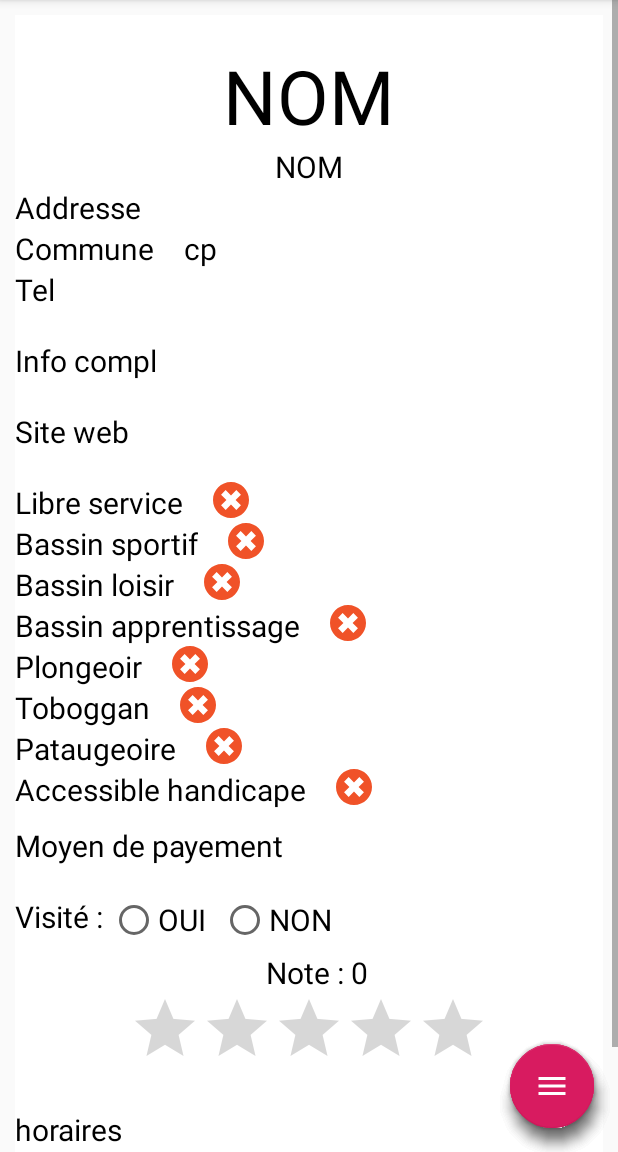
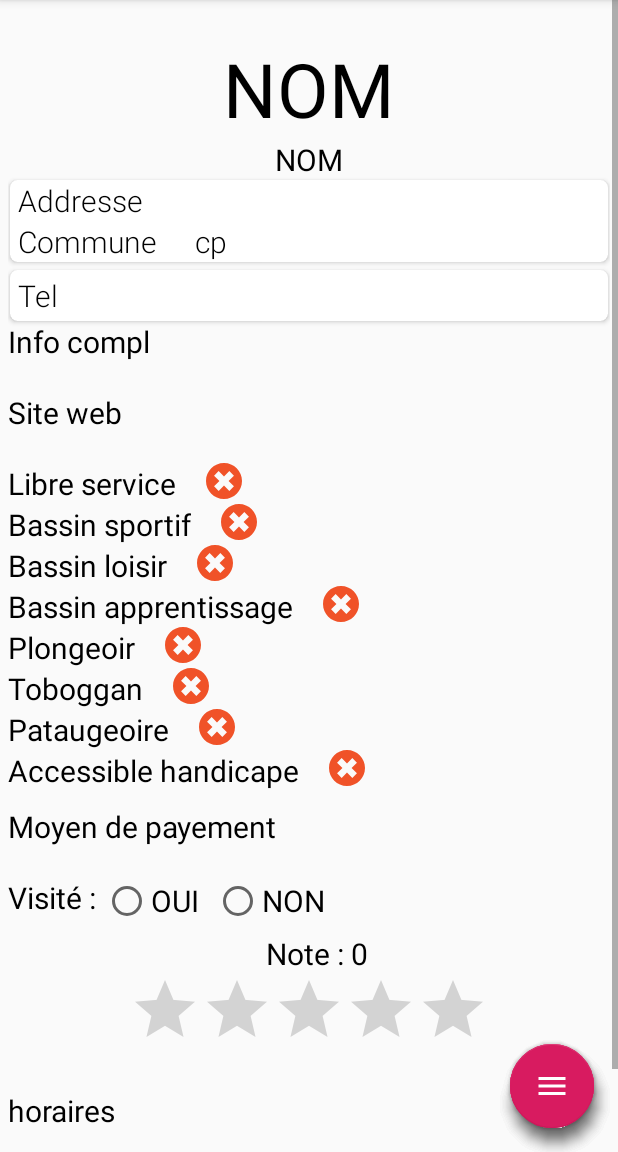
Before and after one commit to MDiya/ProjetLP, an Android app: the Details screen opened directly, with no data from a screen before it, on a phone screen of 412 x 824 dp, the part 84-1236 px from its top. Run offline under Robolectric (Android 15) with nearby library versions, the phone set to English and light mode, and no system bars; libraries missing offline, so code that uses them is left out: com.koushikdutta.async, com.koushikdutta.ion; pictures from the network do not load; 2 statements that could not run were skipped.

Commit message:
MAJ design

```diff
--- a/app/src/main/java/com/example/mdiya/projetlp/CustomAdapter.java
+++ b/app/src/main/java/com/example/mdiya/projetlp/CustomAdapter.java
@@ -107,13 +107,13 @@ public class CustomAdapter  extends BaseAdapter {
         else {
             holder.sport.setImageResource(R.drawable.ic_question);
         }
-        if (Accueil.maListe.get(position).isVisiter()){
+        if (Accueil.maListe.get(position).isVisiter().equals("OUI")){
             holder.visite.setImageResource(R.drawable.ic_checked);
         }
         else {
             holder.visite.setImageResource(R.drawable.ic_cancel);
         }
-        if (Accueil.maListe.get(position).isNoter()){
+        if (Accueil.maListe.get(position).isNoter().equals("OUI")){
             String tmpString = String.valueOf(Accueil.maListe.get(position).getNote());
             holder.note.setText(tmpString);
             holder.star.setImageResource(R.drawable.ic_starfull);
--- a/app/src/main/res/layout/activity_details.xml
+++ b/app/src/main/res/layout/activity_details.xml
@@ -19,8 +19,7 @@
             android:layout_width="match_parent"
             android:layout_height="match_parent"
             tools:context=".Details"
-            android:layout_margin="10dp"
-            android:background="#FFF">
+            android:layout_margin="5dp">
 
             <TextView
                 android:id="@+id/nomEntier"
@@ -41,48 +40,92 @@
                 android:textSize="20dp"
                 android:layout_below="@+id/nomEntier"
                 android:textColor="#000"/>
+
+
+            <android.support.v7.widget.CardView xmlns:android="http://schemas.android.com/apk/res/android"
+                xmlns:card_view="http://schemas.android.com/apk/res-auto"
+                android:id="@+id/addrCard"
+                android:layout_width="match_parent"
+                android:layout_marginHorizontal="1dp"
+                android:layout_height="wrap_content"
+                card_view:cardElevation="2dp"
+                card_view:cardCornerRadius="5dp"
+                android:layout_below="@+id/nomUsuel">
+                <RelativeLayout
+                    android:layout_width="match_parent"
+                    android:layout_height="match_parent">
                 <TextView
                     android:id="@+id/addr"
                     android:layout_width="wrap_content"
                     android:layout_height="wrap_content"
-                android:layout_below="@+id/nomUsuel"
                     android:text="Addresse"
+                    android:textColor="#000"
                     android:textSize="20dp"
-                android:textColor="#000"
-                />
+                    android:textStyle="normal"
+                    android:layout_marginLeft="5dp"
+                    android:fontFamily="sans-serif-light"/>
+
                 <TextView
                     android:id="@+id/commune"
                     android:layout_width="wrap_content"
                     android:layout_height="wrap_content"
                     android:layout_below="@+id/addr"
+                    android:layout_marginRight="20dp"
                     android:text="Commune"
+                    android:textColor="#000"
                     android:textSize="20dp"
-                android:layout_marginRight="20dp"
-                android:textColor="#000"/>
+                    android:layout_marginLeft="5dp"
+                    android:fontFamily="sans-serif-light"/>
+
                 <TextView
                     android:id="@+id/codepostal"
                     android:layout_width="wrap_content"
                     android:layout_height="wrap_content"
+                    android:layout_below="@+id/addr"
                     android:layout_toRightOf="@+id/commune"
-                android:layout_below="@+id/addr"
                     android:text="cp"
+                    android:textColor="#000"
                     android:textSize="20dp"
-                android:textColor="#000"/>
+                    android:layout_marginLeft="5dp"
+                    android:fontFamily="sans-serif-light"/>
+                </RelativeLayout>
+            </android.support.v7.widget.CardView>
+
+
+        <android.support.v7.widget.CardView xmlns:android="http://schemas.android.com/apk/res/android"
+            xmlns:card_view="http://schemas.android.com/apk/res-auto"
+            android:id="@+id/telCard"
+            android:layout_width="match_parent"
+            android:layout_marginHorizontal="1dp"
+            android:layout_marginTop="5dp"
+            android:layout_height="wrap_content"
+            card_view:cardElevation="2dp"
+            card_view:cardCornerRadius="5dp"
+            android:layout_below="@+id/addrCard">
+        <RelativeLayout
+            android:layout_width="match_parent"
+            android:layout_height="match_parent">
             <TextView
                 android:id="@+id/tel"
                 android:layout_width="wrap_content"
                 android:layout_height="wrap_content"
-                android:layout_below="@+id/commune"
                 android:text="Tel"
                 android:textSize="20dp"
-                android:paddingBottom="20dp"
+                android:layout_marginLeft="5dp"
+                android:paddingVertical="3dp"
+                android:fontFamily="sans-serif-light"
+                android:layout_centerVertical="true"
                 android:textColor="#000"/>
+        </RelativeLayout>
+        </android.support.v7.widget.CardView>
+
+
             <TextView
                 android:id="@+id/complements"
                 android:layout_width="wrap_content"
                 android:layout_height="wrap_content"
                 android:text="Info compl"
-                android:layout_below="@+id/tel"
+                android:layout_below="@+id/telCard"
                 android:textSize="20dp"
                 android:paddingBottom="20dp"
                 android:textColor="#000"/>
--- a/app/src/main/res/layout/lv_item.xml
+++ b/app/src/main/res/layout/lv_item.xml
@@ -36,6 +36,7 @@
                 android:textColor="#000"
                 android:textSize="20sp"
                 android:layout_below="@+id/nom"/>
+
         </RelativeLayout>
         <ImageView
             android:id="@+id/loisir"
```
Also changed, not shown: app/src/main/java/com/example/mdiya/projetlp/Accueil.java (+46 -63 lines), app/src/main/java/com/example/mdiya/projetlp/Piscine.java (+53 -28 lines), app/src/main/res/layout/activity_accueil.xml (+8 -0 lines). Lines whose indentation alone changed are shown as unchanged.
